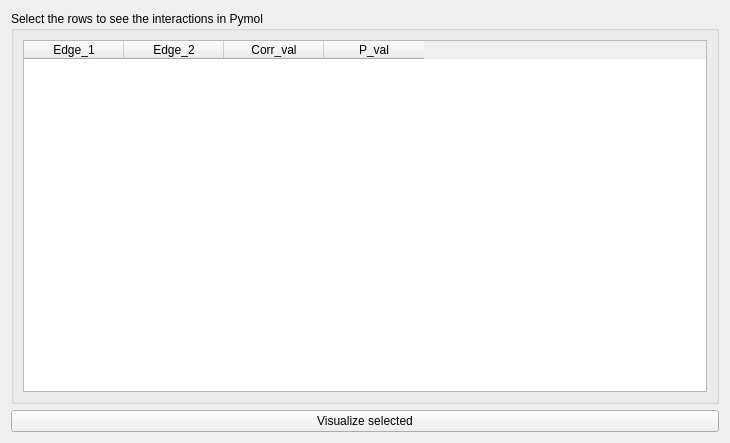
The window that correlated.ui (BioComputingUP/ring-pymol) describes before a commit, drawn with Qt 5.
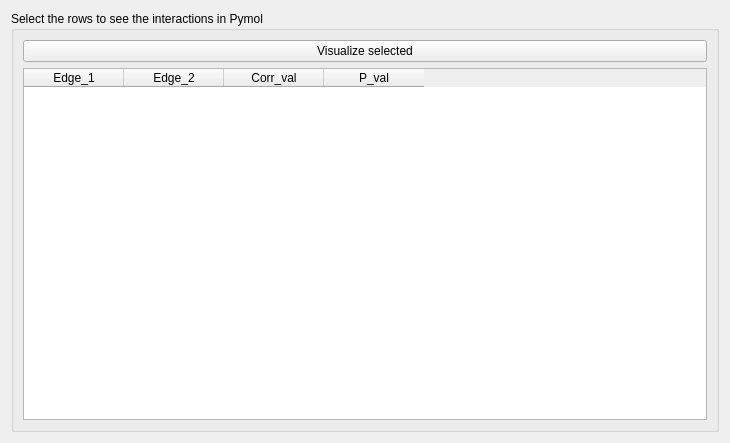
The same window after the commit.

Diff of the .ui file:
```diff
--- a/correlated.ui
+++ b/correlated.ui
@@ -35,6 +35,22 @@
                      <string>Select the rows to see the interactions in Pymol</string>
                  </property>
                  <layout class="QVBoxLayout" name="verticalLayout_2">
+      <item>
+       <widget class="QPushButton" name="show_corr">
+        <property name="sizePolicy">
+         <sizepolicy hsizetype="Preferred" vsizetype="Fixed">
+          <horstretch>0</horstretch>
+          <verstretch>0</verstretch>
+         </sizepolicy>
+        </property>
+        <property name="text">
+         <string>Visualize selected</string>
+        </property>
+        <property name="autoDefault">
+         <bool>false</bool>
+        </property>
+       </widget>
+      </item>
                      <item>
                          <widget class="QTableWidget" name="corrTable">
                              <property name="sizePolicy">
@@ -88,29 +104,6 @@
                  </layout>
              </widget>
          </item>
-         <item>
-             <layout class="QHBoxLayout" name="horizontalLayout">
-                 <property name="sizeConstraint">
-                     <enum>QLayout::SetMinimumSize</enum>
-                 </property>
-                 <item>
-                     <widget class="QPushButton" name="show_corr">
-                         <property name="sizePolicy">
-                             <sizepolicy hsizetype="Preferred" vsizetype="Fixed">
-                                 <horstretch>0</horstretch>
-                                 <verstretch>0</verstretch>
-                             </sizepolicy>
-                         </property>
-                         <property name="text">
-                             <string>Visualize selected</string>
-                         </property>
-                         <property name="autoDefault">
-                             <bool>false</bool>
-                         </property>
-                     </widget>
-                 </item>
-             </layout>
-         </item>
   </layout>
  </widget>
  <resources/>
```
Lines whose indentation alone changed are shown as unchanged.
